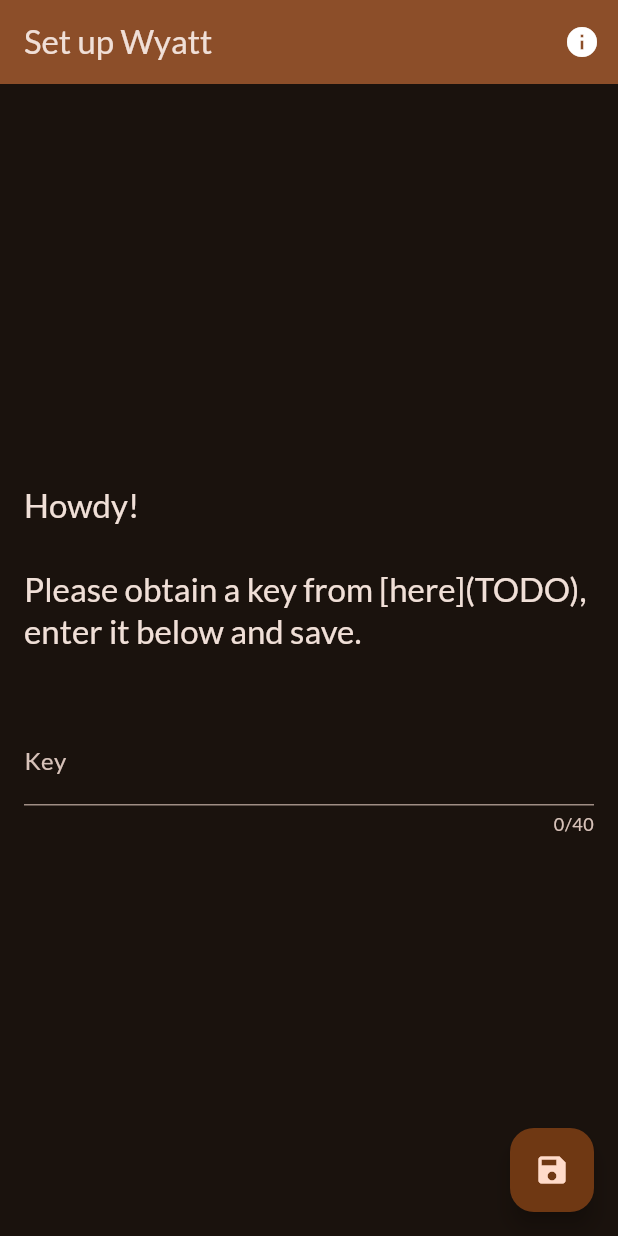
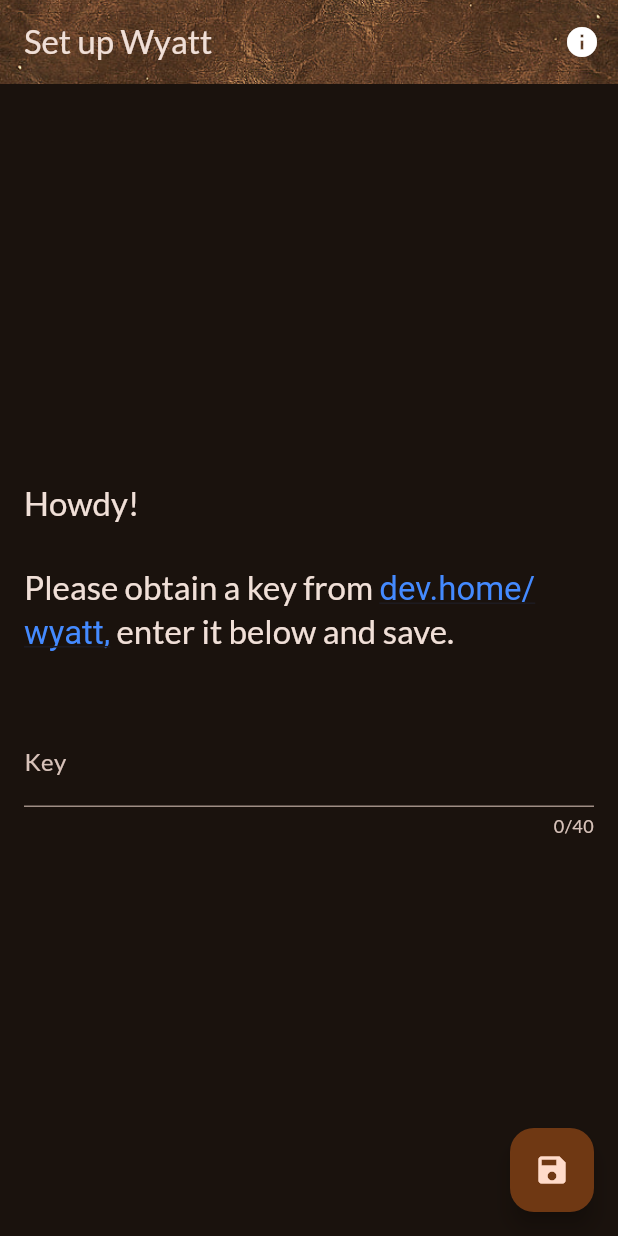
Before and after one commit to m5lk3n/wyatt, a Flutter app: the screen it shows after launch, on a phone screen of 412 x 824 dp. Run offline on Flutter 3.47's test engine with Material 3 defaults, Android fonts, the phone set to English and light mode, and no system bars; drawn by our look-alikes of flutter_linkify; our stand-ins replace google_fonts.

Commit message:
AppBar background, Linkify

```diff
--- a/lib/screens/setup.dart
+++ b/lib/screens/setup.dart
@@ -1,6 +1,8 @@
 import 'dart:developer';
 
 import 'package:flutter/material.dart';
+import 'package:flutter_linkify/flutter_linkify.dart';
+import 'package:url_launcher/url_launcher.dart';
 
 const _padding = EdgeInsets.all(16);
 
@@ -61,7 +63,17 @@ class _WyattSetupScreenState extends State<WyattSetupScreen> {
   Widget build(BuildContext context) {
     return Scaffold(
       appBar: AppBar(
-        backgroundColor: Theme.of(context).colorScheme.inversePrimary,
+        //backgroundColor: Theme.of(context).colorScheme.inversePrimary,
+        flexibleSpace: Container(
+          decoration: BoxDecoration(
+            image: DecorationImage(
+              image: AssetImage("assets/images/background.jpg"),
+              fit: BoxFit.cover,
+            ),
+          ),
+        ),
+        backgroundColor: Colors.transparent,
+
         title: Text(widget.title),
         /*
         leading: IconButton(
@@ -98,8 +110,14 @@ class _WyattSetupScreenState extends State<WyattSetupScreen> {
           children: <Widget>[
             Padding(
               padding: _padding,
-              child: Text(
-                'Howdy!\n\nPlease obtain a key from [here](TODO), enter it below and save.',
+              child: Linkify(
+                onOpen: (link) async {
+                  if (!await launchUrl(Uri.parse(link.url))) {
+                    throw Exception('Could not launch ${link.url}');
+                  }
+                },
+                text:
+                    'Howdy!\n\nPlease obtain a key from http://dev.home/wyatt, enter it below and save.',
                 style: Theme.of(context).textTheme.titleLarge!.copyWith(
                       color: Theme.of(context).colorScheme.onSurface,
                     ),
--- a/pubspec.yaml
+++ b/pubspec.yaml
@@ -35,6 +35,8 @@ dependencies:
   # Use with the CupertinoIcons class for iOS style icons.
   cupertino_icons: ^1.0.8
   google_fonts: ^6.2.1
+  flutter_linkify: ^6.0.0
+  url_launcher: ^6.3.1
 
 dev_dependencies:
   flutter_launcher_icons: ^0.13.1
@@ -66,6 +68,7 @@ flutter:
   assets:
     - assets/icon/icon.png
     - assets/images/logo.png
+    - assets/images/background.jpg
 
   # An image asset can refer to one or more resolution-specific "variants", see
   # https://flutter.dev/to/resolution-aware-images
```
Also changed, not shown: assets/images/background.jpeg (added), assets/images/background.jpg (added), pubspec.lock, 3 other files.
